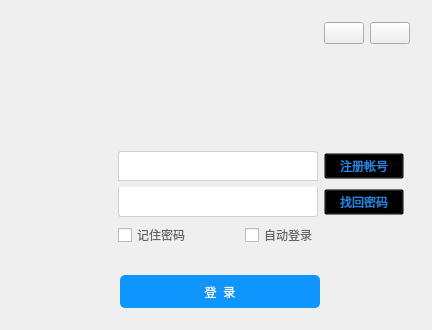
JosanSun/NewGenerationNetworkEducation, file PatternKnowledgeEducationSystem/login.ui: the form before one commit.
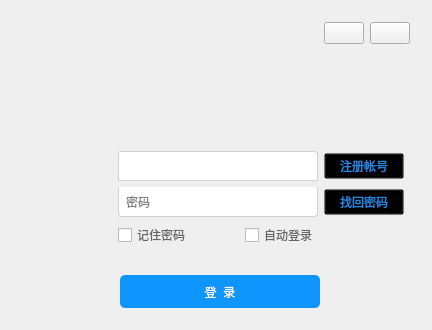
The form after the commit. Icons and pictures are not drawn.

Diff of the .ui file:
```diff
--- a/PatternKnowledgeEducationSystem/login.ui
+++ b/PatternKnowledgeEducationSystem/login.ui
@@ -191,7 +191,10 @@
          <bool>false</bool>
         </property>
         <property name="echoMode">
-         <enum>QLineEdit::Normal</enum>
+         <enum>QLineEdit::Password</enum>
+        </property>
+        <property name="placeholderText">
+         <string>密码</string>
         </property>
        </widget>
       </item>
```
Left out of the diff: 14 changed lines with no effect on the pictures.
